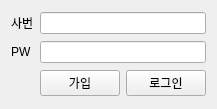
The window that login_form.ui (kimbakcho/OIservice) describes before a commit, drawn with Qt 5.
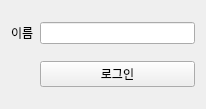
The same window after the commit.

Patch:
```diff
--- a/login_form.ui
+++ b/login_form.ui
@@ -6,7 +6,7 @@
    <rect>
     <x>0</x>
     <y>0</y>
-    <width>195</width>
+    <width>206</width>
     <height>109</height>
    </rect>
   </property>
@@ -14,45 +14,18 @@
    <string>Form</string>
   </property>
   <layout class="QGridLayout" name="gridLayout">
-   <item row="1" column="1">
-    <widget class="QLineEdit" name="PW_LE">
-     <property name="inputMethodHints">
-      <set>Qt::ImhHiddenText|Qt::ImhNoAutoUppercase|Qt::ImhNoPredictiveText|Qt::ImhSensitiveData</set>
-     </property>
-     <property name="text">
-      <string/>
-     </property>
-     <property name="echoMode">
-      <enum>QLineEdit::Password</enum>
-     </property>
-    </widget>
-   </item>
-   <item row="1" column="0">
-    <widget class="QLabel" name="label_2">
-     <property name="text">
-      <string>PW</string>
-     </property>
-    </widget>
-   </item>
    <item row="0" column="1">
     <widget class="QLineEdit" name="ID_LE"/>
    </item>
    <item row="0" column="0">
     <widget class="QLabel" name="label">
      <property name="text">
-      <string>사번</string>
+      <string>이름</string>
      </property>
     </widget>
    </item>
-   <item row="4" column="1">
+   <item row="3" column="1">
     <layout class="QHBoxLayout" name="horizontalLayout">
-     <item>
-      <widget class="QPushButton" name="join_btn">
-       <property name="text">
-        <string>가입</string>
-       </property>
-      </widget>
-     </item>
      <item>
       <widget class="QPushButton" name="login_btn">
        <property name="text">
```
